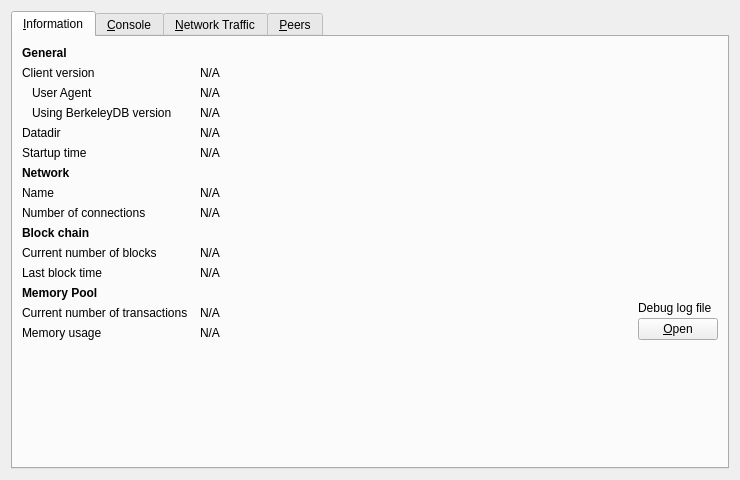
Above: src/qt/forms/debugwindow.ui from nutucoin/NutucoinV2 before the change. Below: the same form after it.
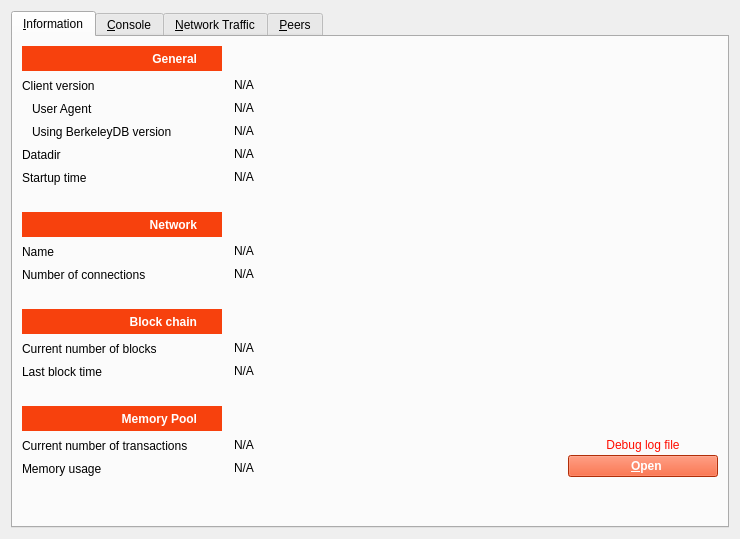
That is the form after the change. Icons and pictures are not drawn. Custom widgets are drawn as their Qt base class.

Commit message: rpcconsole: New UI for 'Information' tab

```diff
--- a/src/qt/forms/debugwindow.ui
+++ b/src/qt/forms/debugwindow.ui
@@ -7,7 +7,7 @@
     <x>0</x>
     <y>0</y>
     <width>740</width>
-    <height>430</height>
+    <height>539</height>
    </rect>
   </property>
   <property name="windowTitle">
@@ -27,39 +27,266 @@
        <property name="horizontalSpacing">
         <number>12</number>
        </property>
+       <item row="12" column="1" colspan="2">
+        <widget class="QLabel" name="numberOfBlocks">
+         <property name="cursor">
+          <cursorShape>IBeamCursor</cursorShape>
+         </property>
+         <property name="text">
+          <string>N/A</string>
+         </property>
+         <property name="textFormat">
+          <enum>Qt::PlainText</enum>
+         </property>
+         <property name="textInteractionFlags">
+          <set>Qt::LinksAccessibleByMouse|Qt::TextSelectableByKeyboard|Qt::TextSelectableByMouse</set>
+         </property>
+        </widget>
+       </item>
+       <item row="8" column="0">
+        <widget class="QLabel" name="label_8">
+         <property name="text">
+          <string>Name</string>
+         </property>
+        </widget>
+       </item>
+       <item row="18" column="0">
+        <spacer name="verticalSpacer">
+         <property name="orientation">
+          <enum>Qt::Vertical</enum>
+         </property>
+         <property name="sizeType">
+          <enum>QSizePolicy::Fixed</enum>
+         </property>
+         <property name="sizeHint" stdset="0">
+          <size>
+           <width>20</width>
+           <height>40</height>
+          </size>
+         </property>
+        </spacer>
+       </item>
+       <item row="16" column="1">
+        <widget class="QLabel" name="mempoolNumberTxs">
+         <property name="cursor">
+          <cursorShape>IBeamCursor</cursorShape>
+         </property>
+         <property name="text">
+          <string>N/A</string>
+         </property>
+         <property name="textFormat">
+          <enum>Qt::PlainText</enum>
+         </property>
+         <property name="textInteractionFlags">
+          <set>Qt::LinksAccessibleByMouse|Qt::TextSelectableByKeyboard|Qt::TextSelectableByMouse</set>
+         </property>
+        </widget>
+       </item>
+       <item row="15" column="2" rowspan="3">
+        <layout class="QVBoxLayout" name="verticalLayoutDebugButton">
+         <property name="spacing">
+          <number>3</number>
+         </property>
+         <item>
+          <spacer name="verticalSpacer_2">
+           <property name="orientation">
+            <enum>Qt::Vertical</enum>
+           </property>
+           <property name="sizeHint" stdset="0">
+            <size>
+             <width>10</width>
+             <height>5</height>
+            </size>
+           </property>
+          </spacer>
+         </item>
+         <item>
+          <widget class="QLabel" name="labelDebugLogfile">
+           <property name="styleSheet">
+            <string notr="true">QLabel {color: #ff0c00;}</string>
+           </property>
+           <property name="text">
+            <string>Debug log file</string>
+           </property>
+           <property name="alignment">
+            <set>Qt::AlignCenter</set>
+           </property>
+          </widget>
+         </item>
+         <item>
+          <widget class="QPushButton" name="openDebugLogfileButton">
+           <property name="sizePolicy">
+            <sizepolicy hsizetype="Fixed" vsizetype="Fixed">
+             <horstretch>0</horstretch>
+             <verstretch>0</verstretch>
+            </sizepolicy>
+           </property>
+           <property name="minimumSize">
+            <size>
+             <width>150</width>
+             <height>0</height>
+            </size>
+           </property>
+           <property name="font">
+            <font>
+             <weight>75</weight>
+             <bold>true</bold>
+            </font>
+           </property>
+           <property name="toolTip">
+            <string>Open the %1 debug log file from the current data directory. This can take a few seconds for large log files.</string>
+           </property>
+           <property name="styleSheet">
+            <string notr="true">QPushButton {
+    background-color: #f7410d;
+    color:#ffffff
+}
+
+QPushButton:hover {
+    background-color: #ff0c00;
+}</string>
+           </property>
+           <property name="text">
+            <string>  &amp;Open</string>
+           </property>
+           <property name="autoDefault">
+            <bool>false</bool>
+           </property>
+          </widget>
+         </item>
+        </layout>
+       </item>
+       <item row="13" column="1" colspan="2">
+        <widget class="QLabel" name="lastBlockTime">
+         <property name="cursor">
+          <cursorShape>IBeamCursor</cursorShape>
+         </property>
+         <property name="text">
+          <string>N/A</string>
+         </property>
+         <property name="textFormat">
+          <enum>Qt::PlainText</enum>
+         </property>
+         <property name="textInteractionFlags">
+          <set>Qt::LinksAccessibleByMouse|Qt::TextSelectableByKeyboard|Qt::TextSelectableByMouse</set>
+         </property>
+        </widget>
+       </item>
+       <item row="1" column="1" colspan="2">
+        <widget class="QLabel" name="clientVersion">
+         <property name="cursor">
+          <cursorShape>IBeamCursor</cursorShape>
+         </property>
+         <property name="text">
+          <string>N/A</string>
+         </property>
+         <property name="textFormat">
+          <enum>Qt::PlainText</enum>
+         </property>
+         <property name="textInteractionFlags">
+          <set>Qt::LinksAccessibleByMouse|Qt::TextSelectableByKeyboard|Qt::TextSelectableByMouse</set>
+         </property>
+        </widget>
+       </item>
+       <item row="10" column="0">
+        <spacer name="verticalSpacer_6">
+         <property name="orientation">
+          <enum>Qt::Vertical</enum>
+         </property>
+         <property name="sizeType">
+          <enum>QSizePolicy::Fixed</enum>
+         </property>
+         <property name="sizeHint" stdset="0">
+          <size>
+           <width>20</width>
+           <height>20</height>
+          </size>
+         </property>
+        </spacer>
+       </item>
+       <item row="12" column="0">
+        <widget class="QLabel" name="label_3">
+         <property name="text">
+          <string>Current number of blocks</string>
+         </property>
+        </widget>
+       </item>
+       <item row="2" column="1" colspan="2">
+        <widget class="QLabel" name="clientUserAgent">
+         <property name="cursor">
+          <cursorShape>IBeamCursor</cursorShape>
+         </property>
+         <property name="text">
+          <string>N/A</string>
+         </property>
+         <property name="textFormat">
+          <enum>Qt::PlainText</enum>
+         </property>
+         <property name="textInteractionFlags">
+          <set>Qt::LinksAccessibleByMouse|Qt::TextSelectableByKeyboard|Qt::TextSelectableByMouse</set>
+         </property>
+        </widget>
+       </item>
+       <item row="9" column="0">
+        <widget class="QLabel" name="label_7">
+         <property name="text">
+          <string>Number of connections</string>
+         </property>
+        </widget>
+       </item>
+       <item row="17" column="1">
+        <widget class="QLabel" name="mempoolSize">
+         <property name="cursor">
+          <cursorShape>IBeamCursor</cursorShape>
+         </property>
+         <property name="text">
+          <string>N/A</string>
+         </property>
+         <property name="textFormat">
+          <enum>Qt::PlainText</enum>
+         </property>
+         <property name="textInteractionFlags">
+          <set>Qt::LinksAccessibleByMouse|Qt::TextSelectableByKeyboard|Qt::TextSelectableByMouse</set>
+         </property>
+        </widget>
+       </item>
        <item row="0" column="0">
         <widget class="QLabel" name="label_9">
+         <property name="sizePolicy">
+          <sizepolicy hsizetype="Fixed" vsizetype="Fixed">
+           <horstretch>0</horstretch>
+           <verstretch>0</verstretch>
+          </sizepolicy>
+         </property>
+         <property name="minimumSize">
+          <size>
+           <width>200</width>
+           <height>25</height>
+          </size>
+         </property>
          <property name="font">
           <font>
            <weight>75</weight>
            <bold>true</bold>
           </font>
          </property>
+         <property name="layoutDirection">
+          <enum>Qt::LeftToRight</enum>
+         </property>
+         <property name="styleSheet">
+          <string notr="true">QLabel {background-color: #f7410d; color:#ffffff}</string>
+         </property>
          <property name="text">
           <string>General</string>
          </property>
-        </widget>
-       </item>
-       <item row="1" column="0">
-        <widget class="QLabel" name="label_6">
-         <property name="text">
-          <string>Client version</string>
+         <property name="alignment">
+          <set>Qt::AlignRight|Qt::AlignTrailing|Qt::AlignVCenter</set>
          </property>
-        </widget>
-       </item>
-       <item row="1" column="1" colspan="2">
-        <widget class="QLabel" name="clientVersion">
-         <property name="cursor">
-          <cursorShape>IBeamCursor</cursorShape>
+         <property name="margin">
+          <number>0</number>
          </property>
-         <property name="text">
-          <string>N/A</string>
-         </property>
-         <property name="textFormat">
-          <enum>Qt::PlainText</enum>
-         </property>
-         <property name="textInteractionFlags">
-          <set>Qt::LinksAccessibleByMouse|Qt::TextSelectableByKeyboard|Qt::TextSelectableByMouse</set>
+         <property name="indent">
+          <number>25</number>
          </property>
         </widget>
        </item>
@@ -73,52 +300,10 @@
          </property>
         </widget>
        </item>
-       <item row="2" column="1" colspan="2">
-        <widget class="QLabel" name="clientUserAgent">
-         <property name="cursor">
-          <cursorShape>IBeamCursor</cursorShape>
-         </property>
+       <item row="5" column="0">
+        <widget class="QLabel" name="label_13">
          <property name="text">
-          <string>N/A</string>
-         </property>
-         <property name="textFormat">
-          <enum>Qt::PlainText</enum>
-         </property>
-         <property name="textInteractionFlags">
-          <set>Qt::LinksAccessibleByMouse|Qt::TextSelectableByKeyboard|Qt::TextSelectableByMouse</set>
-         </property>
-        </widget>
-       </item>
-       <item row="3" column="0">
-        <widget class="QLabel" name="label_berkeleyDBVersion">
-         <property name="text">
-          <string>Using BerkeleyDB version</string>
-         </property>
-         <property name="indent">
-          <number>10</number>
-         </property>
-        </widget>
-       </item>
-       <item row="3" column="1" colspan="2">
-        <widget class="QLabel" name="berkeleyDBVersion">
-         <property name="cursor">
-          <cursorShape>IBeamCursor</cursorShape>
-         </property>
-         <property name="text">
-          <string>N/A</string>
-         </property>
-         <property name="textFormat">
-          <enum>Qt::PlainText</enum>
-         </property>
-         <property name="textInteractionFlags">
-          <set>Qt::LinksAccessibleByMouse|Qt::TextSelectableByKeyboard|Qt::TextSelectableByMouse</set>
-         </property>
-        </widget>
-       </item>
-       <item row="4" column="0">
-        <widget class="QLabel" name="label_12">
-         <property name="text">
-          <string>Datadir</string>
+          <string>Startup time</string>
          </property>
         </widget>
        </item>
@@ -141,10 +326,26 @@
          </property>
         </widget>
        </item>
-       <item row="5" column="0">
-        <widget class="QLabel" name="label_13">
+       <item row="9" column="1" colspan="2">
+        <widget class="QLabel" name="numberOfConnections">
+         <property name="cursor">
+          <cursorShape>IBeamCursor</cursorShape>
+         </property>
          <property name="text">
-          <string>Startup time</string>
+          <string>N/A</string>
+         </property>
+         <property name="textFormat">
+          <enum>Qt::PlainText</enum>
+         </property>
+         <property name="textInteractionFlags">
+          <set>Qt::LinksAccessibleByMouse|Qt::TextSelectableByKeyboard|Qt::TextSelectableByMouse</set>
+         </property>
+        </widget>
+       </item>
+       <item row="1" column="0">
+        <widget class="QLabel" name="label_6">
+         <property name="text">
+          <string>Client version</string>
          </property>
         </widget>
        </item>
@@ -164,28 +365,8 @@
          </property>
         </widget>
        </item>
-       <item row="6" column="0">
-           <widget class="QLabel" name="labelNetwork">
-               <property name="font">
-                   <font>
-                       <weight>75</weight>
-                       <bold>true</bold>
-                   </font>
-               </property>
-               <property name="text">
-                   <string>Network</string>
-               </property>
-           </widget>
-       </item>
-       <item row="7" column="0">
-        <widget class="QLabel" name="label_8">
-         <property name="text">
-          <string>Name</string>
-         </property>
-        </widget>
-       </item>
-       <item row="7" column="1" colspan="2">
-        <widget class="QLabel" name="networkName">
+       <item row="3" column="1" colspan="2">
+        <widget class="QLabel" name="berkeleyDBVersion">
          <property name="cursor">
           <cursorShape>IBeamCursor</cursorShape>
          </property>
@@ -200,196 +381,190 @@
          </property>
         </widget>
        </item>
-       <item row="8" column="0">
-        <widget class="QLabel" name="label_7">
-         <property name="text">
-          <string>Number of connections</string>
-         </property>
-        </widget>
-       </item>
-       <item row="8" column="1" colspan="2">
-        <widget class="QLabel" name="numberOfConnections">
-         <property name="cursor">
-          <cursorShape>IBeamCursor</cursorShape>
-         </property>
-         <property name="text">
-          <string>N/A</string>
-         </property>
-         <property name="textFormat">
-          <enum>Qt::PlainText</enum>
-         </property>
-         <property name="textInteractionFlags">
-          <set>Qt::LinksAccessibleByMouse|Qt::TextSelectableByKeyboard|Qt::TextSelectableByMouse</set>
-         </property>
-        </widget>
-       </item>
-       <item row="9" column="0">
+       <item row="11" column="0">
         <widget class="QLabel" name="label_10">
+         <property name="sizePolicy">
+          <sizepolicy hsizetype="Fixed" vsizetype="Fixed">
+           <horstretch>0</horstretch>
+           <verstretch>0</verstretch>
+          </sizepolicy>
+         </property>
+         <property name="minimumSize">
+          <size>
+           <width>200</width>
+           <height>25</height>
+          </size>
+         </property>
          <property name="font">
           <font>
            <weight>75</weight>
            <bold>true</bold>
           </font>
          </property>
+         <property name="styleSheet">
+          <string notr="true">QLabel {background-color: #f7410d; color:#ffffff}</string>
+         </property>
          <property name="text">
           <string>Block chain</string>
          </property>
-        </widget>
-       </item>
-       <item row="10" column="0">
-        <widget class="QLabel" name="label_3">
-         <property name="text">
-          <string>Current number of blocks</string>
+         <property name="alignment">
+          <set>Qt::AlignRight|Qt::AlignTrailing|Qt::AlignVCenter</set>
          </property>
-        </widget>
-       </item>
-       <item row="10" column="1" colspan="2">
-        <widget class="QLabel" name="numberOfBlocks">
-         <property name="cursor">
-          <cursorShape>IBeamCursor</cursorShape>
+         <property name="indent">
+          <number>25</number>
          </property>
-         <property name="text">
-          <string>N/A</string>
-         </property>
-         <property name="textFormat">
-          <enum>Qt::PlainText</enum>
-         </property>
-         <property name="textInteractionFlags">
-          <set>Qt::LinksAccessibleByMouse|Qt::TextSelectableByKeyboard|Qt::TextSelectableByMouse</set>
-         </property>
         </widget>
        </item>
-       <item row="11" column="0">
-        <widget class="QLabel" name="labelLastBlockTime">
-         <property name="text">
-          <string>Last block time</string>
-         </property>
-        </widget>
-       </item>
-       <item row="11" column="1" colspan="2">
-        <widget class="QLabel" name="lastBlockTime">
-         <property name="cursor">
-          <cursorShape>IBeamCursor</cursorShape>
-         </property>
-         <property name="text">
-          <string>N/A</string>
-         </property>
-         <property name="textFormat">
-          <enum>Qt::PlainText</enum>
-         </property>
-         <property name="textInteractionFlags">
-          <set>Qt::LinksAccessibleByMouse|Qt::TextSelectableByKeyboard|Qt::TextSelectableByMouse</set>
-         </property>
-        </widget>
-       </item>
-       <item row="12" column="0">
+       <item row="15" column="0">
         <widget class="QLabel" name="labelMempoolTitle">
+         <property name="sizePolicy">
+          <sizepolicy hsizetype="Fixed" vsizetype="Fixed">
+           <horstretch>0</horstretch>
+           <verstretch>0</verstretch>
+          </sizepolicy>
+         </property>
+         <property name="minimumSize">
+          <size>
+           <width>200</width>
+           <height>25</height>
+          </size>
+         </property>
          <property name="font">
           <font>
            <weight>75</weight>
            <bold>true</bold>
           </font>
          </property>
+         <property name="styleSheet">
+          <string notr="true">QLabel {background-color: #f7410d; color:#ffffff}</string>
+         </property>
          <property name="text">
           <string>Memory Pool</string>
          </property>
+         <property name="alignment">
+          <set>Qt::AlignRight|Qt::AlignTrailing|Qt::AlignVCenter</set>
+         </property>
+         <property name="indent">
+          <number>25</number>
+         </property>
         </widget>
        </item>
-       <item row="13" column="0">
+       <item row="7" column="0">
+        <widget class="QLabel" name="labelNetwork">
+         <property name="sizePolicy">
+          <sizepolicy hsizetype="Fixed" vsizetype="Fixed">
+           <horstretch>0</horstretch>
+           <verstretch>0</verstretch>
+          </sizepolicy>
+         </property>
+         <property name="minimumSize">
+          <size>
+           <width>200</width>
+           <height>25</height>
+          </size>
+         </property>
+         <property name="font">
+          <font>
+           <weight>75</weight>
+           <bold>true</bold>
+          </font>
+         </property>
+         <property name="styleSheet">
+          <string notr="true">QLabel {background-color: #f7410d; color:#ffffff}</string>
+         </property>
+         <property name="text">
+          <string>Network</string>
+         </property>
+         <property name="alignment">
+          <set>Qt::AlignRight|Qt::AlignTrailing|Qt::AlignVCenter</set>
+         </property>
+         <property name="indent">
+          <number>25</number>
+         </property>
+        </widget>
+       </item>
+       <item row="3" column="0">
+        <widget class="QLabel" name="label_berkeleyDBVersion">
+         <property name="text">
+          <string>Using BerkeleyDB version</string>
+         </property>
+         <property name="indent">
+          <number>10</number>
+         </property>
+        </widget>
+       </item>
+       <item row="4" column="0">
+        <widget class="QLabel" name="label_12">
+         <property name="text">
+          <string>Datadir</string>
+         </property>
+        </widget>
+       </item>
+       <item row="17" column="0">
+        <widget class="QLabel" name="labelMemoryUsage">
+         <property name="text">
+          <string>Memory usage</string>
+         </property>
+        </widget>
+       </item>
+       <item row="8" column="1" colspan="2">
+        <widget class="QLabel" name="networkName">
+         <property name="cursor">
+          <cursorShape>IBeamCursor</cursorShape>
+         </property>
+         <property name="text">
+          <string>N/A</string>
+         </property>
+         <property name="textFormat">
+          <enum>Qt::PlainText</enum>
+         </property>
+         <property name="textInteractionFlags">
+          <set>Qt::LinksAccessibleByMouse|Qt::TextSelectableByKeyboard|Qt::TextSelectableByMouse</set>
+         </property>
+        </widget>
+       </item>
+       <item row="16" column="0">
         <widget class="QLabel" name="labelNumberOfTransactions">
          <property name="text">
           <string>Current number of transactions</string>
          </property>
         </widget>
        </item>
-       <item row="13" column="1">
-        <widget class="QLabel" name="mempoolNumberTxs">
-         <property name="cursor">
-          <cursorShape>IBeamCursor</cursorShape>
-         </property>
+       <item row="13" column="0">
+        <widget class="QLabel" name="labelLastBlockTime">
          <property name="text">
-          <string>N/A</string>
-         </property>
-         <property name="textFormat">
-          <enum>Qt::PlainText</enum>
-         </property>
-         <property name="textInteractionFlags">
-          <set>Qt::LinksAccessibleByMouse|Qt::TextSelectableByKeyboard|Qt::TextSelectableByMouse</set>
+          <string>Last block time</string>
          </property>
         </widget>
        </item>
+       <item row="6" column="0">
+        <spacer name="verticalSpacer_5">
+         <property name="orientation">
+          <enum>Qt::Vertical</enum>
+         </property>
+         <property name="sizeType">
+          <enum>QSizePolicy::Fixed</enum>
+         </property>
+         <property name="sizeHint" stdset="0">
+          <size>
+           <width>20</width>
+           <height>20</height>
+          </size>
+         </property>
+        </spacer>
+       </item>
        <item row="14" column="0">
-        <widget class="QLabel" name="labelMemoryUsage">
-         <property name="text">
-          <string>Memory usage</string>
-         </property>
-        </widget>
-       </item>
-       <item row="14" column="1">
-        <widget class="QLabel" name="mempoolSize">
-         <property name="cursor">
-          <cursorShape>IBeamCursor</cursorShape>
-         </property>
-         <property name="text">
-          <string>N/A</string>
-         </property>
-         <property name="textFormat">
-          <enum>Qt::PlainText</enum>
-         </property>
-         <property name="textInteractionFlags">
-          <set>Qt::LinksAccessibleByMouse|Qt::TextSelectableByKeyboard|Qt::TextSelectableByMouse</set>
-         </property>
-        </widget>
-       </item>
-       <item row="12" column="2" rowspan="3">
-        <layout class="QVBoxLayout" name="verticalLayoutDebugButton">
-         <property name="spacing">
-          <number>3</number>
-         </property>
-         <item>
-          <spacer name="verticalSpacer_2">
-           <property name="orientation">
-            <enum>Qt::Vertical</enum>
-           </property>
-           <property name="sizeHint" stdset="0">
-            <size>
-             <width>10</width>
-             <height>5</height>
-            </size>
-           </property>
-          </spacer>
-         </item>
-         <item>
-          <widget class="QLabel" name="labelDebugLogfile">
-           <property name="text">
-            <string>Debug log file</string>
-           </property>
-          </widget>
-         </item>
-         <item>
-          <widget class="QPushButton" name="openDebugLogfileButton">
-           <property name="toolTip">
-            <string>Open the %1 debug log file from the current data directory. This can take a few seconds for large log files.</string>
-           </property>
-           <property name="text">
-            <string>&amp;Open</string>
-           </property>
-           <property name="autoDefault">
-            <bool>false</bool>
-           </property>
-          </widget>
-         </item>
-        </layout>
-       </item>
-       <item row="15" column="0">
-        <spacer name="verticalSpacer">
+        <spacer name="verticalSpacer_7">
          <property name="orientation">
           <enum>Qt::Vertical</enum>
          </property>
+         <property name="sizeType">
+          <enum>QSizePolicy::Fixed</enum>
+         </property>
          <property name="sizeHint" stdset="0">
           <size>
            <width>20</width>
-           <height>40</height>
+           <height>20</height>
           </size>
          </property>
         </spacer>
@@ -449,12 +624,12 @@
              <height>24</height>
             </size>
            </property>
-           <property name="text">
-            <string/>
-           </property>
            <property name="toolTip">
             <string>Decrease font size</string>
            </property>
+           <property name="text">
+            <string/>
+           </property>
            <property name="icon">
             <iconset resource="../bitcoin.qrc">
              <normaloff>:/icons/fontsmaller</normaloff>:/icons/fontsmaller</iconset>
```
The commit also changes 1 other file.
